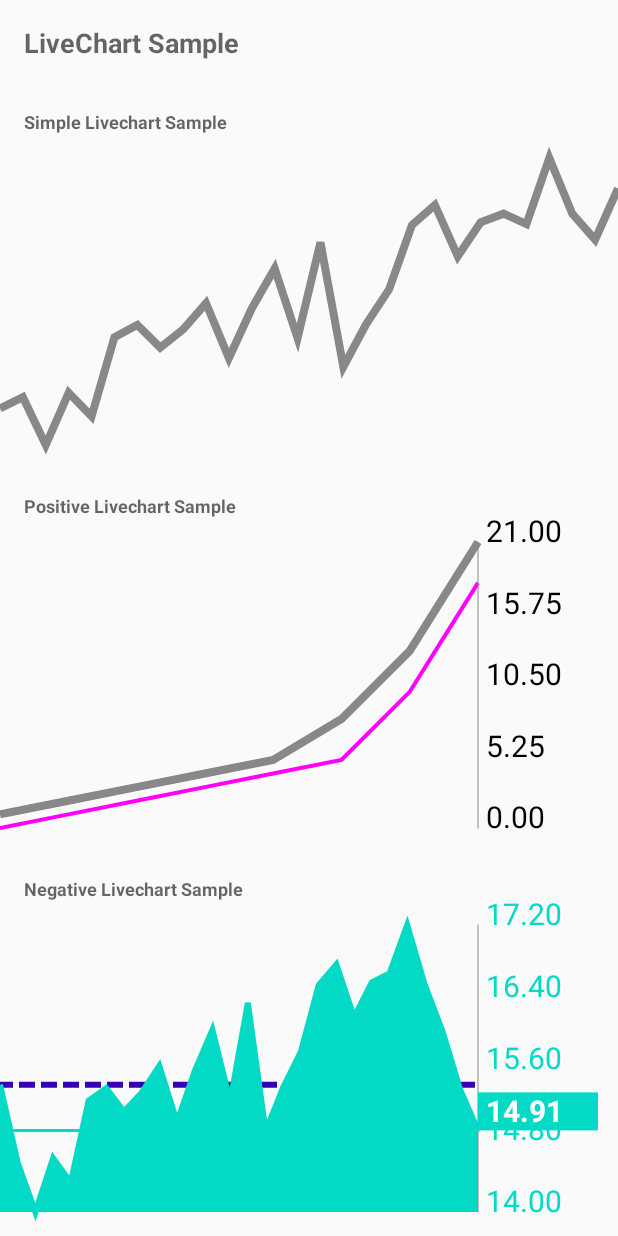
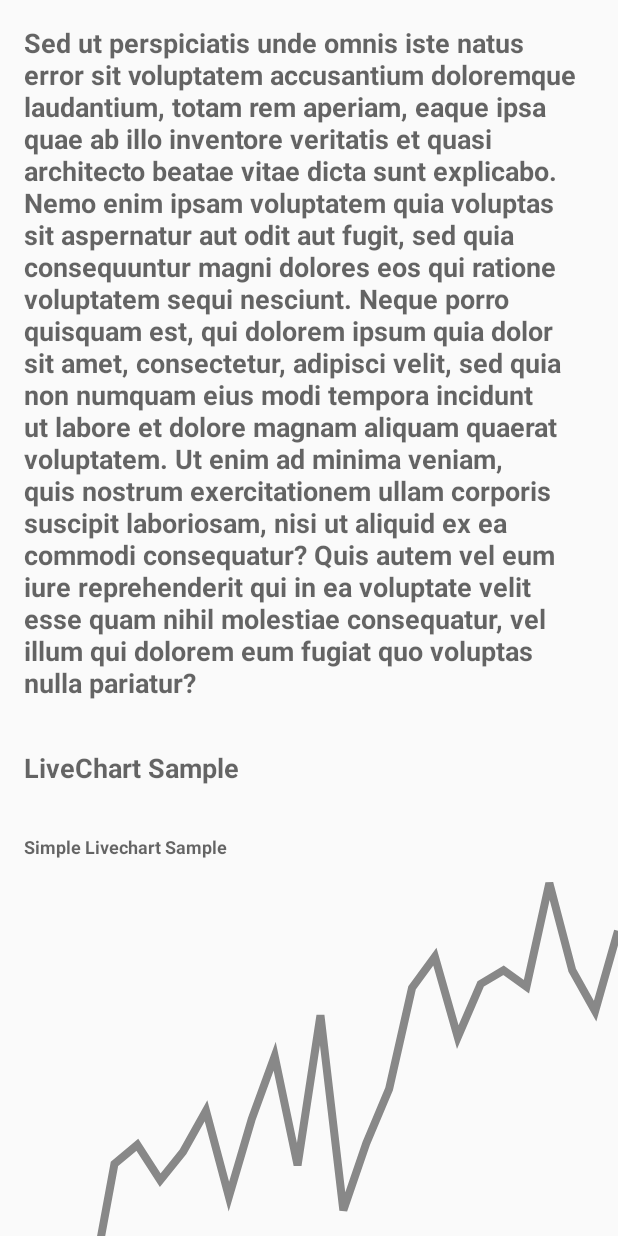
Before and after one commit to Pfuster12/LiveChart, an Android app: the screen it shows after launch (MainActivity), on a phone screen of 412 x 824 dp. Run offline under Robolectric (Android 15) with nearby library versions, the phone set to English and light mode, and no system bars; 10 statements that could not run were skipped.

Commit message:
fix(touch): add callback to demo app and disallow intercept event

```diff
--- a/app/src/main/java/com/yabu/livechartdemoapp/MainActivity.kt
+++ b/app/src/main/java/com/yabu/livechartdemoapp/MainActivity.kt
@@ -52,7 +52,13 @@ class MainActivity : AppCompatActivity() {
             .setOnTouchCallbackListener(object : LiveChart.OnTouchCallback {
                 @SuppressLint("SetTextI18n")
                 override fun onTouchCallback(point: DataPoint) {
+                    livechartSimple.parent.requestDisallowInterceptTouchEvent(true)
                     main_simple_data_point.text = "(${"%.2f".format(point.x)}, ${"%.2f".format(point.y)})"
+                }
+
+                override fun onTouchFinished() {
+                    livechartSimple.parent.requestDisallowInterceptTouchEvent(false)
+                    main_simple_data_point.text = "Touch Finished"
                 }
             })
             .drawDataset()
--- a/app/src/main/res/layout/activity_main.xml
+++ b/app/src/main/res/layout/activity_main.xml
@@ -1,11 +1,26 @@
 <?xml version="1.0" encoding="utf-8"?>
-<androidx.constraintlayout.widget.ConstraintLayout xmlns:android="http://schemas.android.com/apk/res/android"
+<androidx.core.widget.NestedScrollView  xmlns:android="http://schemas.android.com/apk/res/android"
     xmlns:app="http://schemas.android.com/apk/res-auto"
     xmlns:tools="http://schemas.android.com/tools"
+    android:layout_width="match_parent"
+    android:layout_height="match_parent">
+
+    <androidx.constraintlayout.widget.ConstraintLayout
         android:layout_width="match_parent"
         android:layout_height="match_parent"
         android:clipChildren="false"
         tools:context=".MainActivity">
+
+        <TextView
+            android:id="@+id/lorem"
+            android:layout_width="wrap_content"
+            android:layout_height="wrap_content"
+            android:text="@string/lorem_ipsum"
+            app:layout_constraintStart_toStartOf="parent"
+            app:layout_constraintTop_toTopOf="parent"
+            style="@style/TextAppearance.AppCompat.Medium"
+            android:textStyle="bold"
+            android:padding="16dp"/>
 
         <TextView
             android:id="@+id/main_title"
@@ -13,7 +28,7 @@
             android:layout_height="wrap_content"
             android:text="@string/livechart_sample"
             app:layout_constraintStart_toStartOf="parent"
-        app:layout_constraintTop_toTopOf="parent"
+            app:layout_constraintTop_toBottomOf="@id/lorem"
             style="@style/TextAppearance.AppCompat.Medium"
             android:textStyle="bold"
             android:padding="16dp"/>
@@ -32,7 +47,7 @@
         <com.yabu.livechart.view.LiveChart
             android:id="@+id/main_simple_live_chart"
             android:layout_width="match_parent"
-        android:layout_height="0dp"
+            android:layout_height="300dp"
             app:layout_constraintTop_toBottomOf="@id/main_simple"
             app:layout_constraintBottom_toTopOf="@id/main_positive"
             android:layout_marginBottom="16dp"/>
@@ -60,7 +75,7 @@
         <com.yabu.livechart.view.LiveChart
             android:id="@+id/main_live_chart"
             android:layout_width="match_parent"
-        android:layout_height="0dp"
+            android:layout_height="300dp"
             app:layout_constraintTop_toBottomOf="@id/main_positive"
             app:layout_constraintBottom_toTopOf="@id/main_negative"
             android:layout_marginBottom="16dp"/>
@@ -80,7 +95,7 @@
         <com.yabu.livechart.view.LiveChart
             android:id="@+id/main_negative_live_chart"
             android:layout_width="match_parent"
-        android:layout_height="0dp"
+            android:layout_height="300dp"
             app:layout_constraintBottom_toBottomOf="parent"
             app:layout_constraintTop_toBottomOf="@id/main_negative"
             android:layout_marginBottom="16dp"
@@ -96,3 +111,4 @@
             app:baselineColor="@color/colorPrimaryDark"/>
 
     </androidx.constraintlayout.widget.ConstraintLayout>
+</androidx.core.widget.NestedScrollView>
--- a/app/src/main/res/values/strings.xml
+++ b/app/src/main/res/values/strings.xml
@@ -4,4 +4,5 @@
     <string name="positive_livechart_sample">Positive Livechart Sample</string>
     <string name="negative_livechart_sample">Negative Livechart Sample</string>
     <string name="simple_livechart_sample">Simple Livechart Sample</string>
+    <string name="lorem_ipsum">Sed ut perspiciatis unde omnis iste natus error sit voluptatem accusantium doloremque laudantium, totam rem aperiam, eaque ipsa quae ab illo inventore veritatis et quasi architecto beatae vitae dicta sunt explicabo. Nemo enim ipsam voluptatem quia voluptas sit aspernatur aut odit aut fugit, sed quia consequuntur magni dolores eos qui ratione voluptatem sequi nesciunt. Neque porro quisquam est, qui dolorem ipsum quia dolor sit amet, consectetur, adipisci velit, sed quia non numquam eius modi tempora incidunt ut labore et dolore magnam aliquam quaerat voluptatem. Ut enim ad minima veniam, quis nostrum exercitationem ullam corporis suscipit laboriosam, nisi ut aliquid ex ea commodi consequatur? Quis autem vel eum iure reprehenderit qui in ea voluptate velit esse quam nihil molestiae consequatur, vel illum qui dolorem eum fugiat quo voluptas nulla pariatur?</string>
 </resources>
```
Lines whose indentation alone changed are shown as unchanged.
